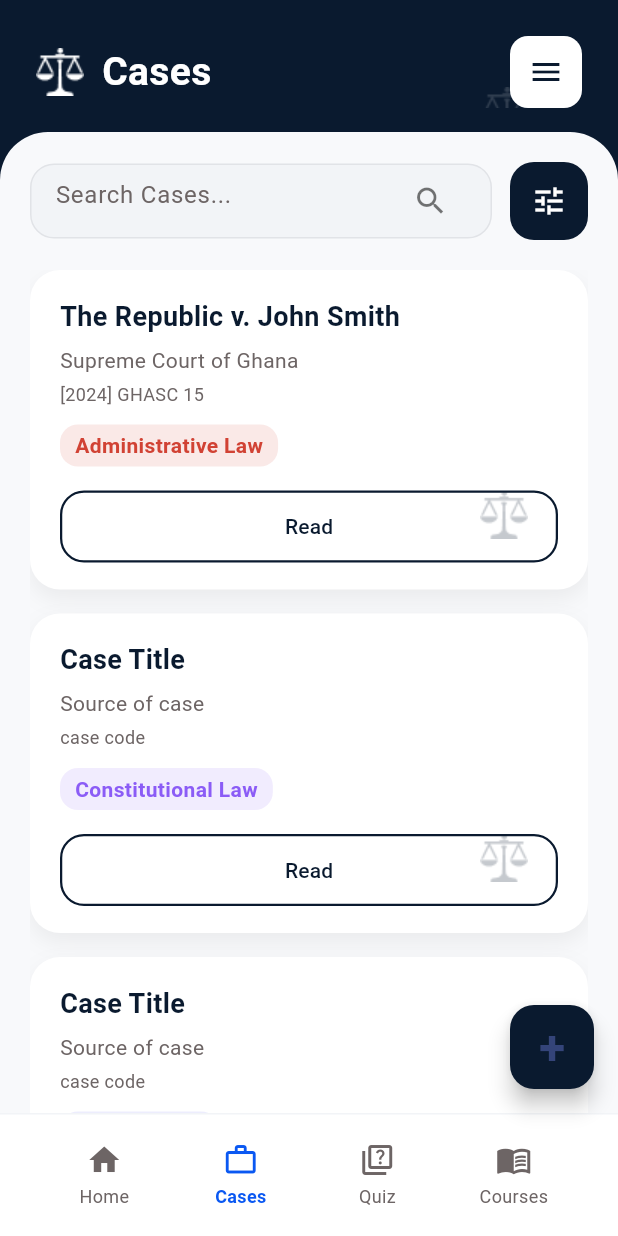
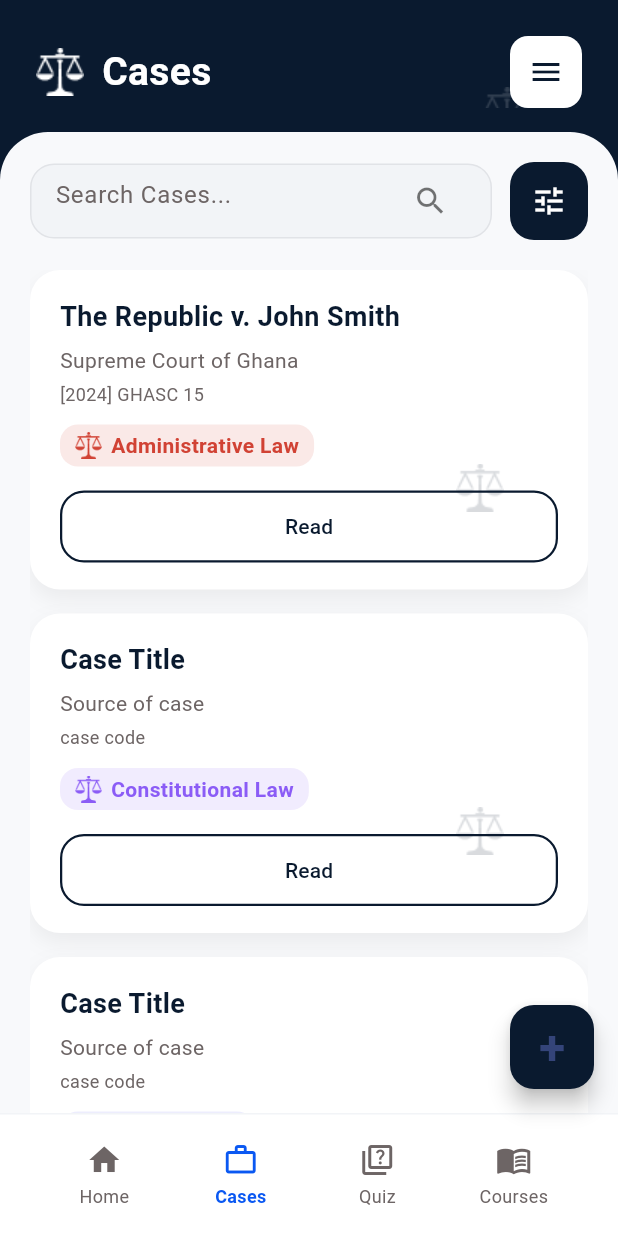
Before and after one commit to sarkodieandy/lexgo, a Flutter app: the screen it shows after launch, item 2 of the bottom bar chosen, on a phone screen of 412 x 824 dp. Run offline on Flutter 3.47's test engine with Material 3 defaults, Android fonts, the phone set to English and light mode, and no system bars; our stand-ins replace file_picker.

Commit message:
Enhance cases background detail

```diff
--- a/lib/screens/cases_screen.dart
+++ b/lib/screens/cases_screen.dart
@@ -40,7 +40,19 @@ class CasesScreen extends StatelessWidget {
               ),
             ),
             Expanded(
-              child: Container(
+              child: Stack(
+                children: [
+                  Positioned(
+                    right: -40,
+                    top: 20,
+                    child: Image.asset(
+                      'assets/Union.png',
+                      width: 220,
+                      height: 220,
+                      color: Colors.black12,
+                    ),
+                  ),
+                  Container(
                     decoration: const BoxDecoration(
                       color: AppColors.surface,
                       borderRadius: BorderRadius.only(
@@ -64,6 +76,8 @@ class CasesScreen extends StatelessWidget {
                         ],
                       ),
                     ),
+                  ),
+                ],
               ),
             ),
           ],
--- a/lib/widgets/cases/case_card.dart
+++ b/lib/widgets/cases/case_card.dart
@@ -51,9 +51,21 @@ class CaseCard extends StatelessWidget {
                     color: item.tagColor.withAlpha(30),
                     borderRadius: BorderRadius.circular(12),
                   ),
-                  child: Text(
-                    item.tag,
-                    style: TextStyle(color: item.tagColor, fontWeight: FontWeight.w600),
+                  child: Row(
+                    mainAxisSize: MainAxisSize.min,
+                    children: [
+                      Image.asset(
+                        'assets/Union.png',
+                        width: 18,
+                        height: 18,
+                        color: item.tagColor,
+                      ),
+                      const SizedBox(width: 6),
+                      Text(
+                        item.tag,
+                        style: TextStyle(color: item.tagColor, fontWeight: FontWeight.w600),
+                      ),
+                    ],
                   ),
                 ),
                 const SizedBox(height: 16),
@@ -76,13 +88,13 @@ class CaseCard extends StatelessWidget {
             ),
           ),
           Positioned(
-            right: 16,
-            bottom: 10,
+            right: 12,
+            bottom: 8,
             child: Image.asset(
               'assets/Union.png',
-              width: 80,
-              height: 80,
-              color: AppColors.brandDark.withAlpha(60),
+              width: 120,
+              height: 120,
+              color: AppColors.brandDark.withAlpha(40),
             ),
           ),
         ],
```
Lines whose indentation alone changed are shown as unchanged.
